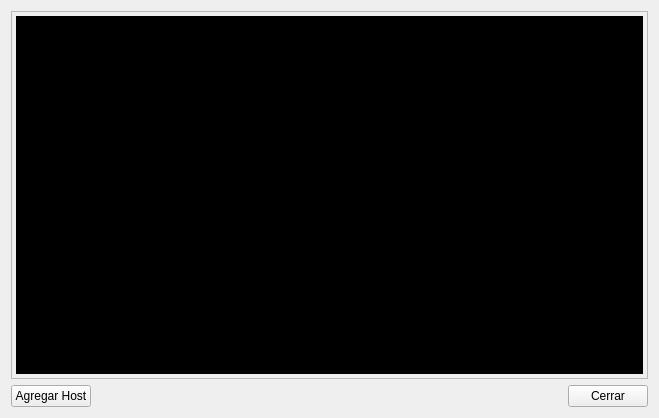
Above: src/Monitor.ui from amolinap/NetworkMonitor before the change. Below: the same form after it.
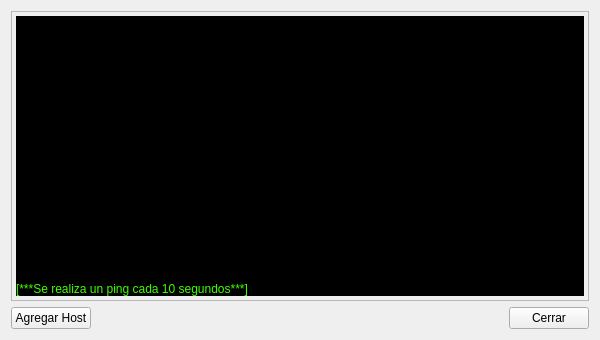
That is the form after the change.

Commit message: Se actualiza GUI

Diff of the .ui file:
```diff
--- a/src/Monitor.ui
+++ b/src/Monitor.ui
@@ -6,8 +6,8 @@
    <rect>
     <x>0</x>
     <y>0</y>
-    <width>659</width>
-    <height>418</height>
+    <width>600</width>
+    <height>340</height>
    </rect>
   </property>
   <property name="windowTitle">
@@ -30,11 +30,11 @@
        <rect>
         <x>0</x>
         <y>0</y>
-        <width>633</width>
-        <height>350</height>
+        <width>574</width>
+        <height>272</height>
        </rect>
       </property>
-      <layout class="QHBoxLayout" name="horizontalLayout">
+      <layout class="QVBoxLayout" name="verticalLayout_2">
        <property name="spacing">
         <number>0</number>
        </property>
@@ -63,6 +63,25 @@
          </property>
         </widget>
        </item>
+       <item>
+        <widget class="QLabel" name="label">
+         <property name="maximumSize">
+          <size>
+           <width>16777215</width>
+           <height>15</height>
+          </size>
+         </property>
+         <property name="styleSheet">
+          <string notr="true">color: #40FF00;
+font-size: 12px;
+font-weight: normal;
+background-color: #000000;</string>
+         </property>
+         <property name="text">
+          <string>[***Se realiza un ping cada 10 segundos***]</string>
+         </property>
+        </widget>
+       </item>
       </layout>
      </widget>
     </widget>
```
The commit also changes 2 other files.
